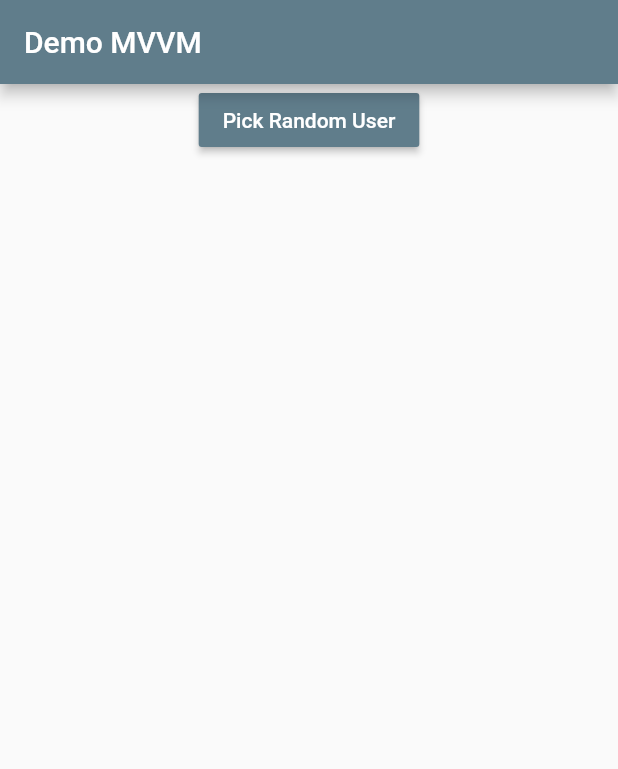
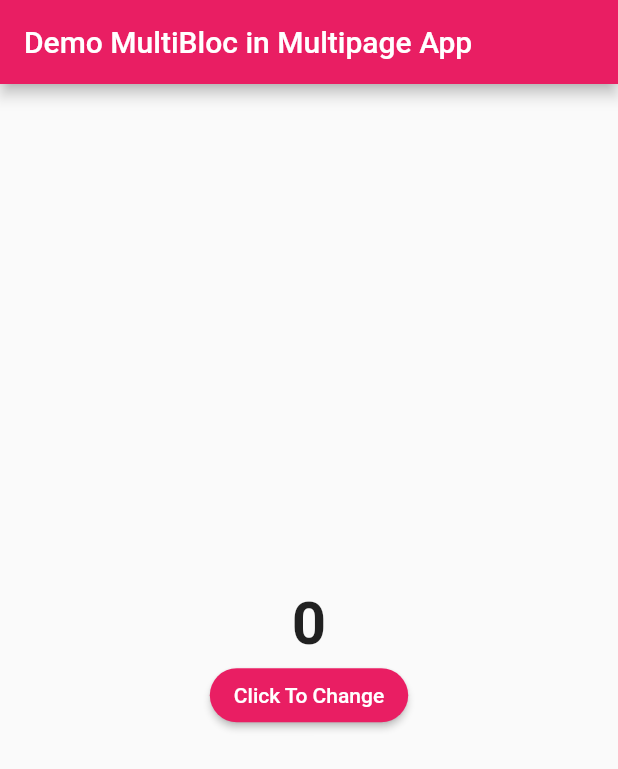
Before and after one commit to rivaldofez/flutter_learnerd, a Flutter app: the screen it shows after launch, on a phone screen of 412 x 824 dp. Shown: the top 769 px of the screen. Run offline on Flutter 3.47's test engine with Material 2 defaults, Android fonts, the phone set to English and light mode, and no system bars; our stand-ins replace bloc, flutter_bloc.

Commit message:
using multi bloc in multi pages

```diff
--- /dev/null
+++ b/lib/bloc/color_bloc.dart
@@ -0,0 +1,19 @@
+import 'package:flutter_bloc/flutter_bloc.dart';
+import 'package:bloc/bloc.dart';
+import 'package:flutter/material.dart';
+
+enum ColorEvent { toPink, toAmber, toPurple }
+
+class ColorBloc extends Bloc<ColorEvent, Color> {
+  @override
+  Color get initialState => Colors.pink;
+
+  @override
+  Stream<Color> mapEventToState(ColorEvent event) async* {
+    yield (event == ColorEvent.toPink)
+        ? Colors.pink
+        : (event == ColorEvent.toAmber)
+            ? Colors.amber
+            : Colors.purple;
+  }
+}
--- /dev/null
+++ b/lib/bloc/counter_bloc.dart
@@ -0,0 +1,12 @@
+import 'package:bloc/bloc.dart';
+
+class CounterBloc extends Bloc<int, int> {
+  @override
+  int get initialState => 0;
+
+  @override
+  Stream<int> mapEventToState(int event) async* {
+    yield event;
+  }
+
+}
--- a/lib/bloc/user_bloc.dart
+++ /dev/null
@@ -1,18 +0,0 @@
-import 'package:bloc/bloc.dart';
-import 'package:flutter_learnerd/model/user.dart';
-
-class UserBloc extends  Bloc<int, User> {
-  @override
-  User get initialState => UninitializedUser();
-
-  @override
-  Stream<User> mapEventToState(int event) async* {
-    try{
-      User user = await User.getUserFromAPI(event);
-      yield user;
-    }catch(_){
-
-    }
-  }
-
-}
--- a/lib/main.dart
+++ b/lib/main.dart
@@ -1,19 +1,24 @@
 import 'package:flutter/cupertino.dart';
 import 'package:flutter/material.dart';
 import 'package:flutter_bloc/flutter_bloc.dart';
-import 'package:flutter_learnerd/bloc/user_bloc.dart';
 import 'package:flutter_learnerd/ui/main_page.dart';
+
+import 'bloc/color_bloc.dart';
+import 'bloc/counter_bloc.dart';
 
 void main() => runApp(MyApp());
 
 class MyApp extends StatelessWidget {
   @override
   Widget build(BuildContext context) {
-    return MaterialApp(
-      debugShowCheckedModeBanner: false,
-      home: BlocProvider(
-        builder: (context) => UserBloc(),
-        child: MainPage(),
+    return MultiBlocProvider(
+      providers: [
+        BlocProvider<ColorBloc>(builder: (context) => ColorBloc()),
+        BlocProvider<CounterBloc>(builder: (context) => CounterBloc())
+      ],
+      child: MaterialApp(
+        debugShowCheckedModeBanner: false,
+        home: MainPage(),
       ),
     );
   }
--- a/lib/model/user.dart
+++ /dev/null
@@ -1,33 +0,0 @@
-import 'dart:convert';
-import 'package:http/http.dart' as http;
-
-class User {
-  String id;
-  String email;
-  String firstname;
-  String lastname;
-  String avatar;
-
-  User({this.id, this.email, this.firstname, this.lastname, this.avatar});
-
-  factory User.createUser(Map<String, dynamic> object) {
-    return User(
-        id: object["id"].toString(),
-        email: object["email"],
-        firstname: object["first_name"],
-        lastname: object["last_name"],
-        avatar: object["avatar"]);
-  }
-
-  static Future<User> getUserFromAPI(int id) async {
-    String apiURL = "https://reqres.in/api/users/" + id.toString();
-
-    var apiResult = await http.get(apiURL);
-    var jsonObject = json.decode(apiResult.body);
-    var userData = (jsonObject as Map<String, dynamic>)['data'];
-
-    return User.createUser(userData);
-  }
-}
-
-class UninitializedUser extends User {}
--- /dev/null
+++ b/lib/ui/draft_page.dart
@@ -0,0 +1,19 @@
+import 'package:flutter/material.dart';
+
+class DraftPage extends StatelessWidget {
+  final Color backgroundColor;
+  final Widget body;
+
+  DraftPage({this.body, this.backgroundColor = Colors.pink});
+
+  @override
+  Widget build(BuildContext context) {
+    return Scaffold(
+      appBar: AppBar(
+        backgroundColor: backgroundColor,
+        title: Text("Demo MultiBloc in Multipage App"),
+      ),
+      body: body,
+    );
+  }
+}
--- a/lib/ui/main_page.dart
+++ b/lib/ui/main_page.dart
@@ -1,36 +1,40 @@
-import 'dart:math';
 import 'package:flutter/material.dart';
 import 'package:flutter_bloc/flutter_bloc.dart';
-import 'package:flutter_learnerd/bloc/user_bloc.dart';
-import 'package:flutter_learnerd/model/user.dart';
-import 'package:flutter_learnerd/ui/user_card.dart';
+import 'package:flutter_learnerd/bloc/color_bloc.dart';
+import 'package:flutter_learnerd/bloc/counter_bloc.dart';
+import 'package:flutter_learnerd/ui/draft_page.dart';
+import 'package:flutter_learnerd/ui/second_page.dart';
 
 class MainPage extends StatelessWidget {
-  final Random random = Random();
-
   @override
   Widget build(BuildContext context) {
-    UserBloc bloc = BlocProvider.of<UserBloc>(context);
-
-    return Scaffold(
-      appBar: AppBar(
-        backgroundColor: Colors.blueGrey,
-        title: Text("Demo MVVM"),
-      ),
-      body: Column(
-        crossAxisAlignment: CrossAxisAlignment.center,
-        children: [
-          RaisedButton(
-            child: Text("Pick Random User", style: TextStyle(color: Colors.white),),
-            color: Colors.blueGrey,
-            onPressed: () {
-              bloc.dispatch(random.nextInt(10) + 1);
-            },
+    return BlocBuilder<ColorBloc,Color>(
+      builder: (context, color) => DraftPage(
+        backgroundColor: color,
+        body: Center(
+          child: Column(
+            mainAxisSize: MainAxisSize.min,
+            children: [
+              BlocBuilder<CounterBloc, int>(
+                builder: (context, number) => Text(
+                  number.toString(),
+                  style: TextStyle(fontSize: 40, fontWeight: FontWeight.bold),
+                ),
+              ),
+              RaisedButton(
+                onPressed: () {
+                  Navigator.push(context, MaterialPageRoute(builder: (context)=> SecondPage()));
+                },
+                child: Text(
+                  "Click To Change",
+                  style: TextStyle(color: Colors.white),
+                ),
+                color: color,
+                shape: StadiumBorder(),
+              )
+            ],
           ),
-          BlocBuilder<UserBloc, User>(
-              builder: (context, user) =>
-                  (user is UninitializedUser) ? Container() : UserCard(user)),
-        ],
+        ),
       ),
     );
   }
```
Also changed, not shown: lib/ui/second_page.dart (added, +69 -0 lines), lib/ui/user_card.dart (deleted, +0 -44 lines).
